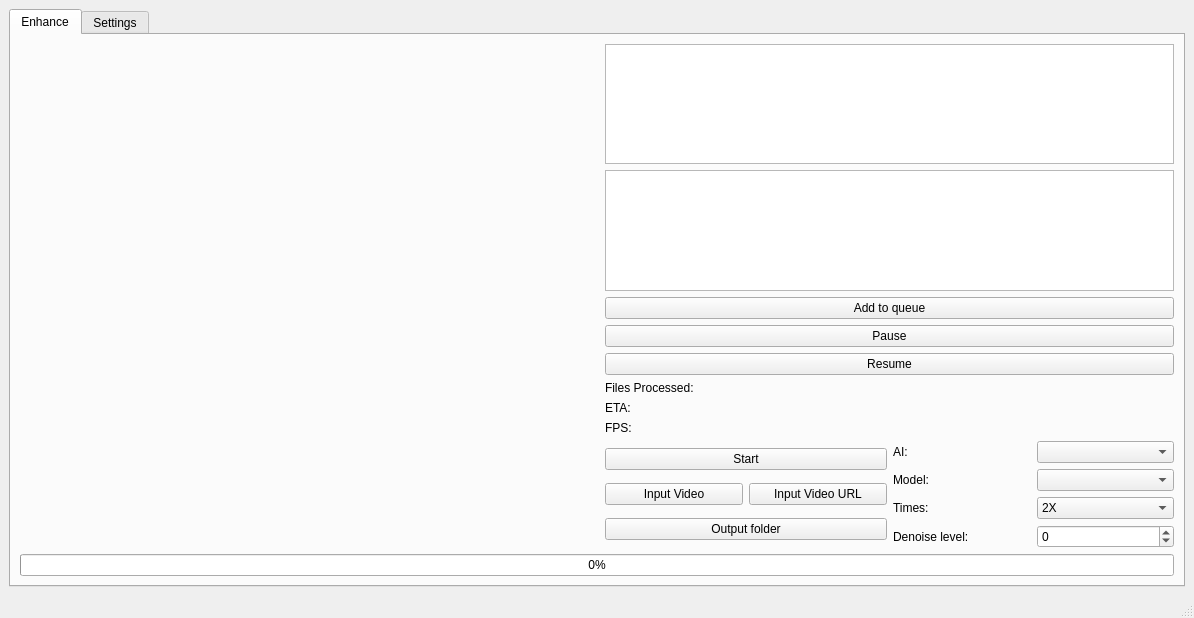
Before: the Qt Designer form mainwindow.ui in TNTwise/REAL-Video-Enhancer, drawn with Qt 5.
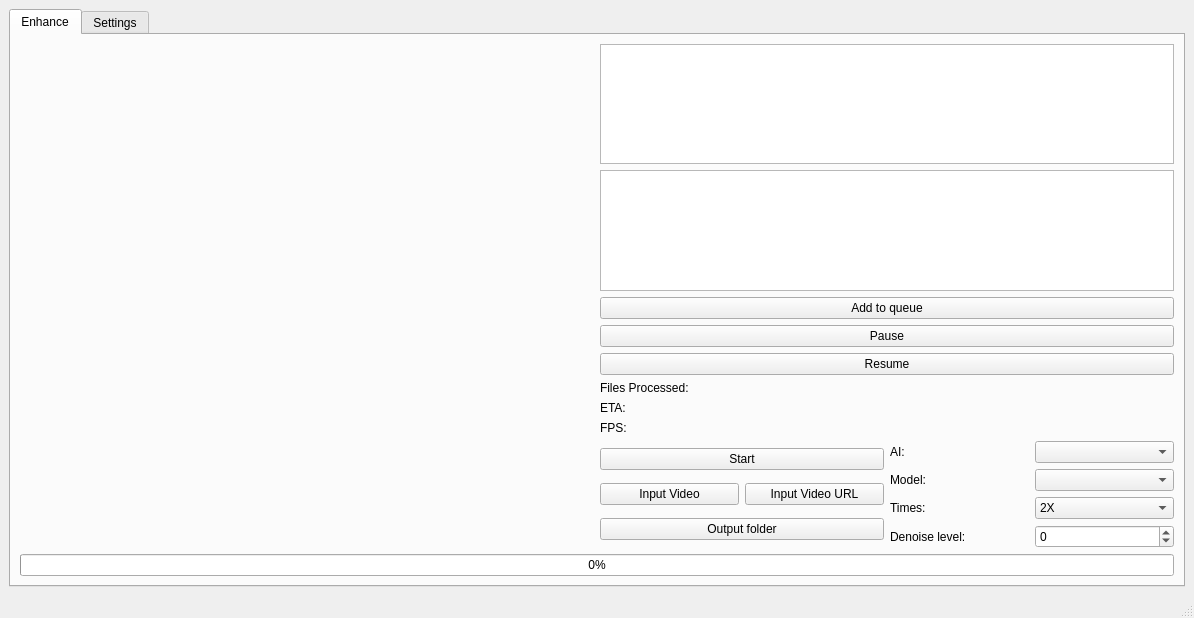
After: the same form once the commit is applied. Icons and pictures are not drawn.

```diff
--- a/mainwindow.ui
+++ b/mainwindow.ui
@@ -123,22 +123,6 @@
             <zorder>imageSpacerFrame</zorder>
            </widget>
           </item>
-          <item>
-           <spacer name="horizontalSpacer_4">
-            <property name="orientation">
-             <enum>Qt::Horizontal</enum>
-            </property>
-            <property name="sizeType">
-             <enum>QSizePolicy::Fixed</enum>
-            </property>
-            <property name="sizeHint" stdset="0">
-             <size>
-              <width>10</width>
-              <height>25</height>
-             </size>
-            </property>
-           </spacer>
-          </item>
           <item>
            <layout class="QVBoxLayout" name="verticalLayout_2">
             <property name="sizeConstraint">
```
